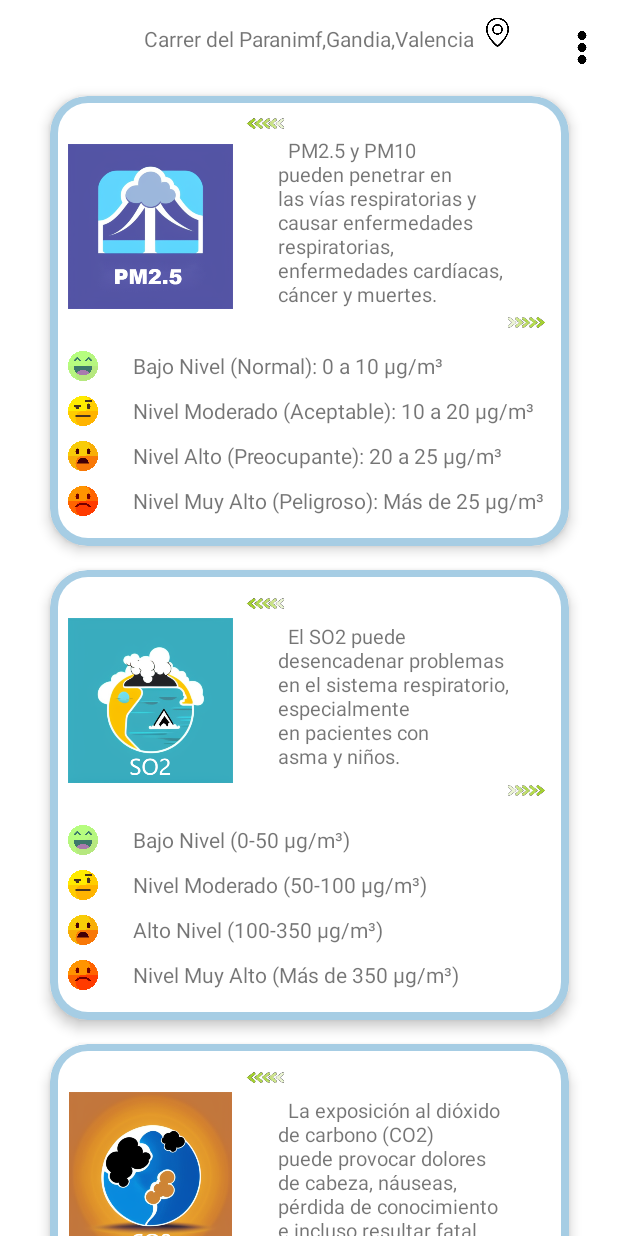
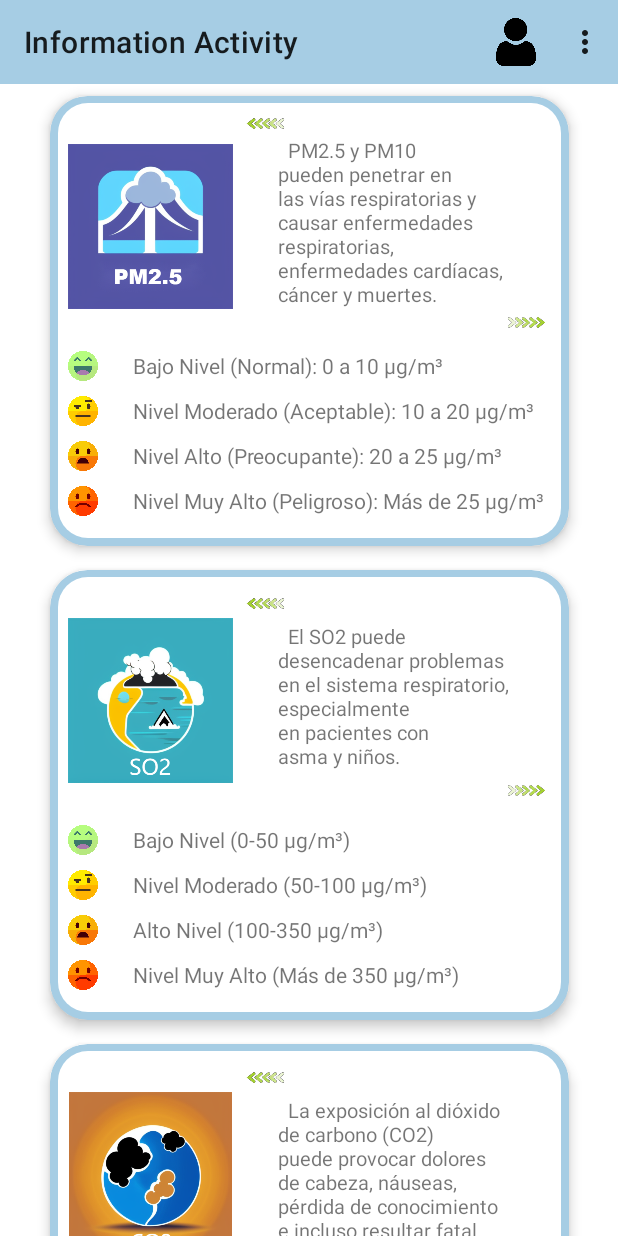
Before and after one commit to PelochoMcPollo/Proyecto_3a, an Android app: the screen it shows after launch (informacion), after a tap on "INFORMACION TEST", on a phone screen of 412 x 824 dp. Run offline under Robolectric (Android 15) with nearby library versions, the phone set to English and light mode, and no system bars; our stand-ins replace Volley; libraries missing offline, so code that uses them is left out: com.google.zxing.integration.

Commit message:
toolbars Acabados Meter a informacion en los toolbars

```diff
--- a/app/src/main/java/org/example/eoliiri/proyecto_3a/informacion.java
+++ b/app/src/main/java/org/example/eoliiri/proyecto_3a/informacion.java
@@ -2,8 +2,12 @@ package org.example.eoliiri.proyecto_3a;
 
 
 import android.os.Bundle;
+import android.view.Menu;
+import android.view.MenuInflater;
+import android.view.MenuItem;
 
 import androidx.appcompat.app.AppCompatActivity;
+import androidx.appcompat.widget.Toolbar;
 import androidx.fragment.app.Fragment;
 import androidx.viewpager2.widget.ViewPager2;
 
@@ -16,6 +20,8 @@ public class informacion extends AppCompatActivity {
     protected void onCreate(Bundle savedInstanceState) {
         super.onCreate(savedInstanceState);
         setContentView(R.layout.informacion);
+        Toolbar toolbar=findViewById(R.id.toolbar);
+        setSupportActionBar(toolbar);
 
         ViewPager2 viewPager1 = findViewById(R.id.viewPager1);
         ViewPager2 viewPager2 = findViewById(R.id.viewPager2);
@@ -32,6 +38,7 @@ public class informacion extends AppCompatActivity {
         viewPager1.setAdapter(adapter1);
         viewPager2.setAdapter(adapter2);
         viewPager3.setAdapter(adapter3);
+
         viewPager4.setAdapter(adapter4);
         viewPager5.setAdapter(adapter5);
     }
@@ -77,4 +84,24 @@ public class informacion extends AppCompatActivity {
         }
         return fragments;
     }
+    @Override public boolean onOptionsItemSelected(MenuItem item) {
+        int id = item.getItemId();
+        if (id == R.id.acercaDe) {
+            //lanzarAcercaDe(null);
+            return true;
+        }
+        if (id == R.id.menu_perfil) {
+            //lanzarEditarPerfil(null);
+            return true;
+        }
+        return super.onOptionsItemSelected(item);
+    }
+    @Override
+    public boolean onCreateOptionsMenu(Menu menu) {
+        // Inflate the menu; this adds items to the action bar if it is present.
+        MenuInflater inflater = getMenuInflater();
+        inflater.inflate(R.menu.menu, menu);
+        return true;
+    }
+
 }
--- a/app/src/main/res/layout/activity_main.xml
+++ b/app/src/main/res/layout/activity_main.xml
@@ -15,7 +15,9 @@
         android:background="?attr/colorPrimary"
         app:layout_constraintEnd_toEndOf="parent"
         app:layout_constraintStart_toStartOf="parent"
-        app:layout_constraintTop_toTopOf="parent" />
+        app:layout_constraintTop_toTopOf="parent"
+        />
+
 
     <TextView
         android:id="@+id/CO2"
--- a/app/src/main/res/layout/informacion.xml
+++ b/app/src/main/res/layout/informacion.xml
@@ -8,9 +8,23 @@
     android:layout_height="match_parent"
     tools:context=".MainActivity">
 
+
+
     <androidx.constraintlayout.widget.ConstraintLayout
         android:layout_width="match_parent"
         android:layout_height="wrap_content">
+
+
+        <androidx.appcompat.widget.Toolbar
+            android:id="@+id/toolbar"
+            android:layout_width="match_parent"
+            android:layout_height="?attr/actionBarSize"
+            android:background="?attr/colorPrimary"
+            android:minHeight="?android:attr/actionBarSize"
+            android:theme="?attr/actionBarTheme"
+            app:layout_constraintTop_toTopOf="parent"
+
+            tools:ignore="MissingConstraints" />
 
     <androidx.cardview.widget.CardView
         android:id="@+id/blueBox1"
@@ -631,37 +645,6 @@
         app:srcCompat="@drawable/o3"
         android:elevation="10dp"/>
 
-    <ImageView
-        android:id="@+id/imageView6"
-        android:layout_width="15dp"
-        android:layout_height="30dp"
-        android:layout_marginStart="8dp"
-        android:layout_marginBottom="8dp"
-        app:layout_constraintBottom_toBottomOf="@+id/textView2"
-        app:layout_constraintStart_toEndOf="@+id/textView2"
-        app:layout_constraintTop_toTopOf="@+id/textView2"
-        app:srcCompat="@drawable/ditu" />
-
-    <TextView
-        android:id="@+id/textView2"
-        android:layout_width="wrap_content"
-        android:layout_height="wrap_content"
-        android:layout_marginTop="16dp"
-        android:text="Carrer del Paranimf,Gandia,Valencia"
-        app:layout_constraintEnd_toEndOf="parent"
-        app:layout_constraintStart_toStartOf="parent"
-        app:layout_constraintTop_toTopOf="parent" />
-
-    <ImageView
-        android:id="@+id/imageView7"
-        android:layout_width="32dp"
-        android:layout_height="47dp"
-        android:layout_marginTop="8dp"
-        android:layout_marginEnd="8dp"
-        app:layout_constraintEnd_toEndOf="parent"
-        app:layout_constraintTop_toTopOf="parent"
-        app:srcCompat="@drawable/opciones" />
-
         <androidx.constraintlayout.widget.Barrier
             android:layout_width="wrap_content"
             android:layout_height="wrap_content"
--- a/app/src/main/res/menu/menu.xml
+++ b/app/src/main/res/menu/menu.xml
@@ -14,16 +14,16 @@
         android:icon="@android:drawable/ic_menu_preferences"
         android:orderInCategory="5"
         android:title="Acerca de"
-        app:showAsAction="ifRoom" />
+        app:showAsAction="never" />
     <item
         android:id="@+id/descubrir"
         android:icon="@android:drawable/ic_menu_preferences"
         android:orderInCategory="5"
         android:title="Descuubrir"
-        app:showAsAction="ifRoom" />
+        app:showAsAction="never" />
     <item
         android:id="@+id/menu_perfil"
-        android:icon="@drawable/logo"
+        android:icon="@drawable/usuario"
         android:orderInCategory="115"
         android:title="Buscar"
         app:showAsAction="always|collapseActionView" />
```
Also changed, not shown: app/src/main/java/org/example/eoliiri/proyecto_3a/MainActivity.java (+11 -2 lines), app/src/main/java/org/example/eoliiri/proyecto_3a/MainPage.java (+27 -0 lines), app/src/main/res/layout/main_page.xml (+15 -31 lines).
